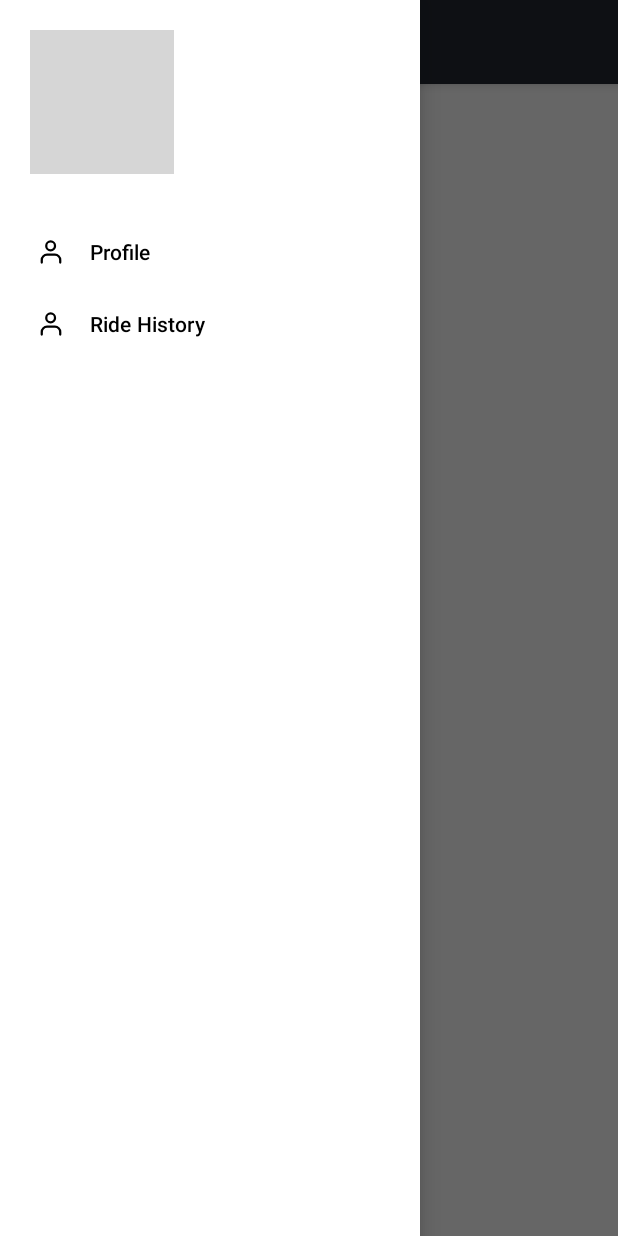
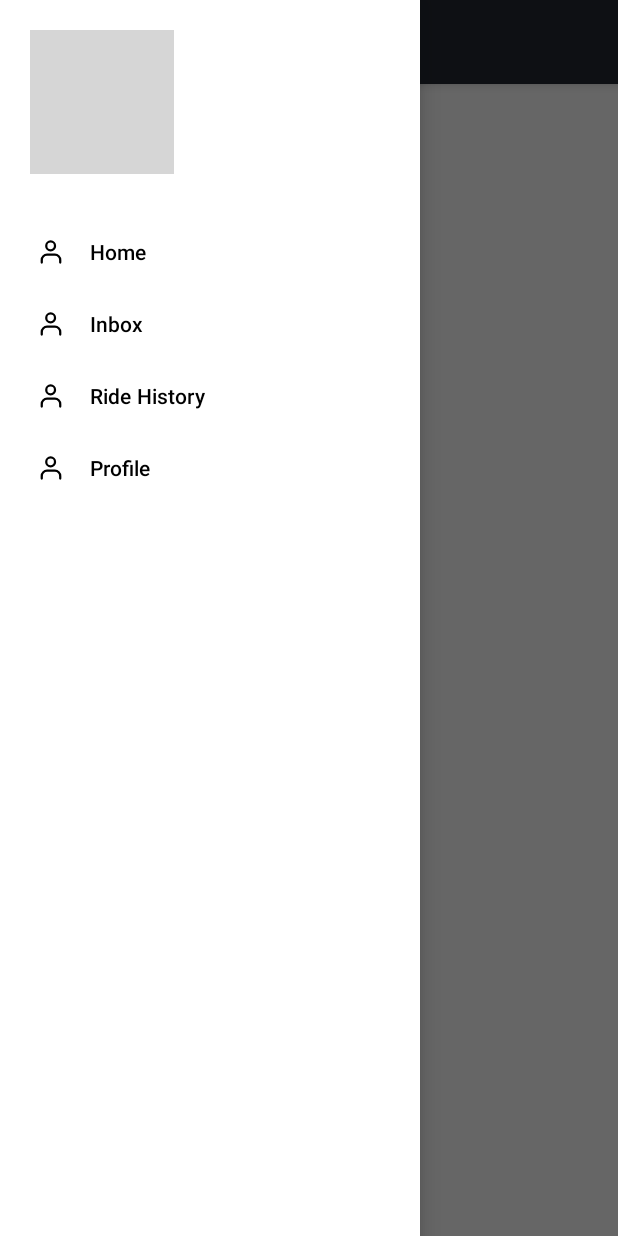
Before and after one commit to CabbyTeam14/Cabby, an Android app: the screen it shows after launch (MainActivity), with the side drawer open, on a phone screen of 412 x 824 dp. Run offline under Robolectric (Android 15) with nearby library versions, the phone set to English and light mode, and no system bars; grey boxes are pictures that could not be loaded.

Commit message:
Minor refactor

```diff
--- a/app/src/main/res/menu/main_drawer_menu.xml
+++ b/app/src/main/res/menu/main_drawer_menu.xml
@@ -1,16 +1,26 @@
 <?xml version="1.0" encoding="utf-8"?>
 <menu xmlns:android="http://schemas.android.com/apk/res/android">
     <group android:checkableBehavior="single">
-        <item android:id="@+id/nav_passenger_profile"
-            android:title="Profile"
+
+        <item android:id="@+id/nav_home"
+            android:title="@string/nav_home"
             android:icon="@drawable/user_icon">
-
         </item>
 
-        <item android:id="@+id/nav_passenger_ride_history"
-            android:title="Ride History"
+        <item android:id="@+id/nav_inbox"
+            android:title="@string/nav_inbox"
             android:icon="@drawable/user_icon">
+        </item>
 
+        <item android:id="@+id/nav_ride_history"
+            android:title="@string/nav_ride_history"
+            android:icon="@drawable/user_icon">
         </item>
+
+        <item android:id="@+id/nav_profile"
+            android:title="@string/nav_profile"
+            android:icon="@drawable/user_icon">
+        </item>
+
     </group>
 </menu>
--- a/app/src/main/res/values/strings.xml
+++ b/app/src/main/res/values/strings.xml
@@ -13,4 +13,8 @@
 
     <string name="menu_drawer_open">Drawer open</string>
     <string name="menu_drawer_close">Drawer close</string>
+    <string name="nav_home">Home</string>
+    <string name="nav_inbox">Inbox</string>
+    <string name="nav_ride_history">Ride History</string>
+    <string name="nav_profile">Profile</string>
 </resources>
```
